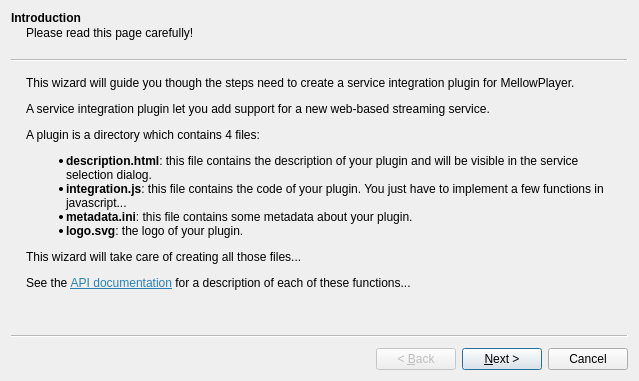
Above: app/forms/wizard_new_plugin.ui from ColinDuquesnoy/MellowPlayer before the change. Below: the same form after it.
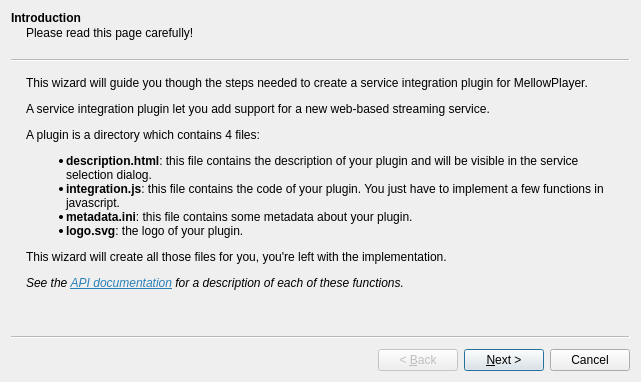
That is the form after the change. Icons and pictures are not drawn.

Commit message:
Implement new wizard plugin
Add a method to reload service plugins

Patch:
```diff
--- a/app/forms/wizard_new_plugin.ui
+++ b/app/forms/wizard_new_plugin.ui
@@ -6,8 +6,8 @@
    <rect>
     <x>0</x>
     <y>0</y>
-    <width>639</width>
-    <height>381</height>
+    <width>641</width>
+    <height>382</height>
    </rect>
   </property>
   <property name="windowTitle">
@@ -24,7 +24,7 @@
     <item>
      <widget class="QLabel" name="labelIntro">
       <property name="text">
-       <string>&lt;html&gt;&lt;head/&gt;&lt;body&gt;&lt;p&gt;This wizard will guide you though the steps need to create a service integration plugin for MellowPlayer.&lt;/p&gt;&lt;p&gt;A service integration plugin let you add support for a new web-based streaming service.&lt;/p&gt;&lt;p&gt;A plugin is a directory which contains 4 files:&lt;/p&gt;&lt;ul style=&quot;margin-top: 0px; margin-bottom: 0px; margin-left: 0px; margin-right: 0px; -qt-list-indent: 1;&quot;&gt;&lt;li style=&quot; margin-top:12px; margin-bottom:0px; margin-left:0px; margin-right:0px; -qt-block-indent:0; text-indent:0px;&quot;&gt;&lt;span style=&quot; font-weight:600;&quot;&gt;description.html&lt;/span&gt;: this file contains the description of your plugin and will be visible in the service selection dialog.&lt;/li&gt;&lt;li style=&quot; margin-top:0px; margin-bottom:0px; margin-left:0px; margin-right:0px; -qt-block-indent:0; text-indent:0px;&quot;&gt;&lt;span style=&quot; font-weight:600;&quot;&gt;integration.js&lt;/span&gt;: this file contains the code of your plugin. You just have to implement a few functions in javascript...&lt;/li&gt;&lt;li style=&quot; margin-top:0px; margin-bottom:0px; margin-left:0px; margin-right:0px; -qt-block-indent:0; text-indent:0px;&quot;&gt;&lt;span style=&quot; font-weight:600;&quot;&gt;metadata.ini&lt;/span&gt;: this file contains some metadata about your plugin.&lt;/li&gt;&lt;li style=&quot; margin-top:0px; margin-bottom:12px; margin-left:0px; margin-right:0px; -qt-block-indent:0; text-indent:0px;&quot;&gt;&lt;span style=&quot; font-weight:600;&quot;&gt;logo.svg&lt;/span&gt;: the logo of your plugin.&lt;/li&gt;&lt;/ul&gt;&lt;p&gt;This wizard will take care of creating all those files...&lt;/p&gt;&lt;p&gt;See the &lt;a href=&quot;http://mellowplayer.readthedocs.org/en/latest/developers/plugins.html#functions-to-implement&quot;&gt;&lt;span style=&quot; text-decoration: underline; color:#2980b9;&quot;&gt;API documentation&lt;/span&gt;&lt;/a&gt; for a description of each of these functions...&lt;/p&gt;&lt;/body&gt;&lt;/html&gt;</string>
+       <string>&lt;html&gt;&lt;head/&gt;&lt;body&gt;&lt;p&gt;This wizard will guide you though the steps needed to create a service integration plugin for MellowPlayer.&lt;/p&gt;&lt;p&gt;A service integration plugin let you add support for a new web-based streaming service.&lt;/p&gt;&lt;p&gt;A plugin is a directory which contains 4 files:&lt;/p&gt;&lt;ul style=&quot;margin-top: 0px; margin-bottom: 0px; margin-left: 0px; margin-right: 0px; -qt-list-indent: 1;&quot;&gt;&lt;li style=&quot; margin-top:12px; margin-bottom:0px; margin-left:0px; margin-right:0px; -qt-block-indent:0; text-indent:0px;&quot;&gt;&lt;span style=&quot; font-weight:600;&quot;&gt;description.html&lt;/span&gt;: this file contains the description of your plugin and will be visible in the service selection dialog.&lt;/li&gt;&lt;li style=&quot; margin-top:0px; margin-bottom:0px; margin-left:0px; margin-right:0px; -qt-block-indent:0; text-indent:0px;&quot;&gt;&lt;span style=&quot; font-weight:600;&quot;&gt;integration.js&lt;/span&gt;: this file contains the code of your plugin. You just have to implement a few functions in javascript.&lt;/li&gt;&lt;li style=&quot; margin-top:0px; margin-bottom:0px; margin-left:0px; margin-right:0px; -qt-block-indent:0; text-indent:0px;&quot;&gt;&lt;span style=&quot; font-weight:600;&quot;&gt;metadata.ini&lt;/span&gt;: this file contains some metadata about your plugin.&lt;/li&gt;&lt;li style=&quot; margin-top:0px; margin-bottom:12px; margin-left:0px; margin-right:0px; -qt-block-indent:0; text-indent:0px;&quot;&gt;&lt;span style=&quot; font-weight:600;&quot;&gt;logo.svg&lt;/span&gt;: the logo of your plugin.&lt;/li&gt;&lt;/ul&gt;&lt;p&gt;This wizard will create all those files for you, you're left with the implementation.&lt;/p&gt;&lt;p&gt;&lt;span style=&quot; font-style:italic;&quot;&gt;See the &lt;/span&gt;&lt;a href=&quot;http://mellowplayer.readthedocs.org/en/latest/developers/plugins.html#functions-to-implement&quot;&gt;&lt;span style=&quot; font-style:italic; text-decoration: underline; color:#2980b9;&quot;&gt;API documentation&lt;/span&gt;&lt;/a&gt;&lt;span style=&quot; font-style:italic;&quot;&gt; for a description of each of these functions.&lt;/span&gt;&lt;/p&gt;&lt;/body&gt;&lt;/html&gt;</string>
       </property>
       <property name="textFormat">
        <enum>Qt::RichText</enum>
```
Left out of the diff: 20 changed lines with no effect on the pictures. The commit also changes 8 other files.
